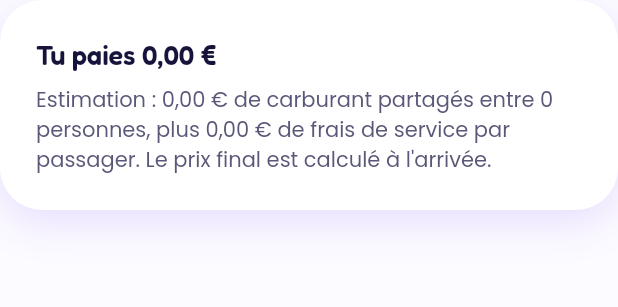
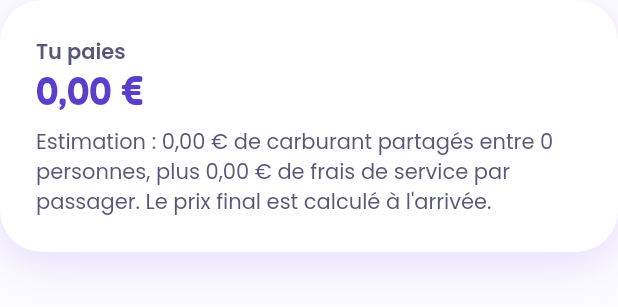
Before and after one commit to Antbasso/UniMoov, a Flutter app: the _PriceCard widget shown alone on an empty page, opened directly with empty values, on a phone screen of 412 x 824 dp. Shown: the top 307 px of the screen. Run offline on Flutter 3.47's test engine with Material 3 defaults, Android fonts, the phone set to English and light mode, and no system bars; our stand-ins replace dio, flutter_map, flutter_riverpod, flutter_secure_storage, go_router, latlong2; missing offline and left inert: flutter_map_pmtiles; accounts and stored records are empty; network calls fail.

Commit message:
Apply design review on M3 screens
- Stops before the price: who, where and when come first
- Price in UniMoov Display under a short label, like the ride card
- Suggestions compare the simulated price with the current one

Co-Authored-By: Claude Opus 5.5 <noreply@anthropic.com>
Claude-Session: https://claude.ai/code/session_01AZ8KxsPvekryUJvyCNfaE3

```diff
--- a/mobile/lib/features/rides/presentation/ride_screen.dart
+++ b/mobile/lib/features/rides/presentation/ride_screen.dart
@@ -129,8 +129,7 @@ class _RideContent extends ConsumerWidget {
                         style: UmText.caption.copyWith(color: c.inkMuted),
                       ),
                     ],
-                    const SizedBox(height: UmSpace.s5),
-                    _PriceCard(price: ride.price, isDriver: ride.isDriver),
+                    // Arrêts d'abord : qui, où et à quelle heure est l'information principale.
                     const SizedBox(height: UmSpace.s5),
                     Semantics(
                       header: true,
@@ -138,6 +137,8 @@ class _RideContent extends ConsumerWidget {
                     ),
                     const SizedBox(height: UmSpace.s3),
                     for (final stop in ride.stops) _StopRow(stop: stop, isMe: stop.userId == myId),
+                    const SizedBox(height: UmSpace.s3),
+                    _PriceCard(price: ride.price, isDriver: ride.isDriver),
                   ],
                 ),
               ),
@@ -165,13 +166,35 @@ class _PriceCard extends StatelessWidget {
     final l10n = AppLocalizations.of(context);
     final p = price;
     if (p == null) return UmCard(body: l10n.ridePriceUnknown);
+    final c = context.umColors;
     String euros(int cents) => UmRideCard.formatPrice(cents, l10n.localeName);
-    final headline = isDriver
-        ? l10n.ridePriceYouReceive(euros(p.youReceiveCents ?? 0))
-        : l10n.ridePriceYouPay(euros(p.youPayCents ?? 0));
+    final amount = euros((isDriver ? p.youReceiveCents : p.youPayCents) ?? 0);
     return UmCard(
-      title: headline,
-      body: l10n.ridePriceDetail(euros(p.totalCostCents), p.persons, euros(p.commissionCents)),
+      child: Column(
+        crossAxisAlignment: CrossAxisAlignment.start,
+        children: [
+          // Prix en UniMoov Display, comme sur la carte de trajet.
+          Semantics(
+            label: isDriver ? l10n.ridePriceYouReceive(amount) : l10n.ridePriceYouPay(amount),
+            excludeSemantics: true,
+            child: Column(
+              crossAxisAlignment: CrossAxisAlignment.start,
+              children: [
+                Text(
+                  isDriver ? l10n.ridePriceReceiveLabel : l10n.ridePricePayLabel,
+                  style: UmText.label.copyWith(color: c.inkMuted),
+                ),
+                Text(amount, style: UmText.h2.copyWith(color: c.brandStrong)),
+              ],
+            ),
+          ),
+          const SizedBox(height: UmSpace.s2),
+          Text(
+            l10n.ridePriceDetail(euros(p.totalCostCents), p.persons, euros(p.commissionCents)),
+            style: UmText.bodySm.copyWith(color: c.inkMuted),
+          ),
+        ],
+      ),
     );
   }
 }
--- a/mobile/lib/l10n/app_localizations.dart
+++ b/mobile/lib/l10n/app_localizations.dart
@@ -1575,6 +1575,24 @@ abstract class AppLocalizations {
   /// In fr, this message translates to:
   /// **'Accepte d\'abord ce trajet.'**
   String get errorAcceptFirst;
+
+  /// No description provided for @ridePricePayLabel.
+  ///
+  /// In fr, this message translates to:
+  /// **'Tu paies'**
+  String get ridePricePayLabel;
+
+  /// No description provided for @ridePriceReceiveLabel.
+  ///
+  /// In fr, this message translates to:
+  /// **'Tu reçois'**
+  String get ridePriceReceiveLabel;
+
+  /// No description provided for @suggestionPriceCompared.
+  ///
+  /// In fr, this message translates to:
+  /// **'Avec cette personne : {price} par passager au lieu de {current}'**
+  String suggestionPriceCompared(String price, String current);
 }
 
 class _AppLocalizationsDelegate
```
Also changed, not shown: mobile/lib/features/rides/presentation/suggestions_screen.dart (+6 -1 lines), mobile/lib/l10n/app_fr.arb (+14 -1 lines), mobile/lib/l10n/app_localizations_fr.dart (+11 -0 lines), 4 other files.
